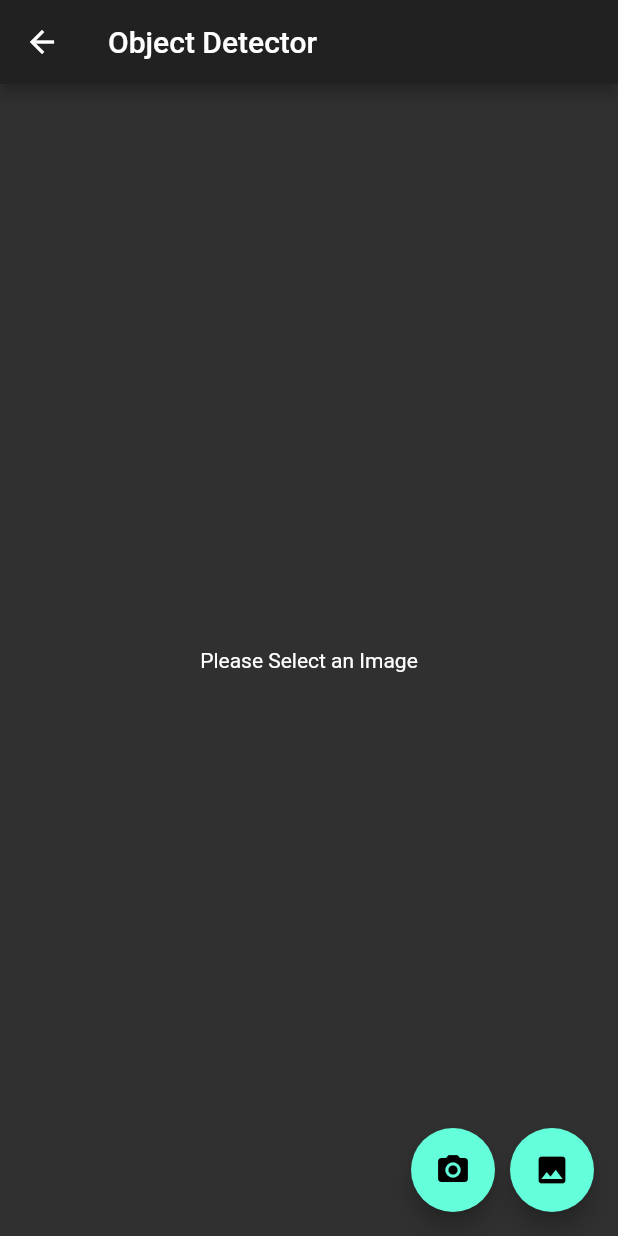
After one commit to AJAYK-01/Blind_Assist, a Flutter app: the screen it shows after launch, after a tap on "Detect in Image", on a phone screen of 412 x 824 dp. The commit adds this screen. Run offline on Flutter 3.47's test engine with Material 2 defaults, Android fonts, the phone set to English and light mode, and no system bars; our stand-ins replace camera, flutter_tts, image_picker; missing offline and left inert: tflite.

Commit message:
object-detection feature with tts added

```diff
--- a/lib/main.dart
+++ b/lib/main.dart
@@ -1,35 +1,87 @@
+import 'package:camera/camera.dart';
 import 'package:flutter/material.dart';
-import 'package:maps_launcher/maps_launcher.dart';
+import 'package:object_detection/realtime/live_camera.dart';
+import 'package:object_detection/static%20image/static.dart';
 
-void main() {
-  runApp(MyApp());
+List<CameraDescription> cameras;
 
-  // MapsLauncher.launchCoordinates(37.4220041, -122.0862462);
+Future<void> main() async {
+  // initialize the cameras when the app starts
+  WidgetsFlutterBinding.ensureInitialized();
+  cameras = await availableCameras();
+  // running the app
+  runApp(
+    MaterialApp(
+      home: MyApp(),
+      debugShowCheckedModeBanner: false,
+      theme: ThemeData.dark(),
+    )
+  );
+}
+class MyApp extends StatefulWidget {
+  @override
+  _MyAppState createState() => _MyAppState();
 }
 
-class MyApp extends StatelessWidget {
+class _MyAppState extends State<MyApp> {
   @override
   Widget build(BuildContext context) {
-    return MaterialApp(
-      title: 'Flutter Demo',
-      theme: ThemeData(
-        primarySwatch: Colors.blue,
+    return Scaffold(
+      appBar: AppBar(
+        title: Text("Object Detector App"),
+        actions: <Widget>[
+          IconButton(
+            icon: Icon(Icons.info),
+            onPressed: aboutDialog,
+          ),
+        ],
       ),
-      home: Scaffold(
-        appBar: AppBar(
-          title: Text('Blind Assist App'),
-        ),
-        body: Center(
-          child: TextButton(
-            child: Text('Google Maps'),
-            onPressed: () {
-              MapsLauncher.launchQuery(
-                  '1600 Amphitheatre Pkwy, Mountain View, CA 94043, USA');
-              debugPrint('Button works');
-            },
+      body: Container(
+        child:Center(
+          child: Column(
+            mainAxisAlignment: MainAxisAlignment.center,
+            children: <Widget>[
+              ButtonTheme(
+                minWidth: 170,
+                child: ElevatedButton(
+                  child: Text("Detect in Image"),
+                  onPressed: () {
+                    Navigator.push(context, MaterialPageRoute(
+                      builder: (context) => StaticImage(),
+                      ),
+                    );
+                  },
+                ),
+              ),
+              ButtonTheme(
+                minWidth: 160,
+                child: ElevatedButton(
+                  child: Text("Real Time Detection"),
+                  onPressed:() {
+                    Navigator.push(context, MaterialPageRoute(
+                      builder: (context) => LiveFeed(cameras),
+                      ),
+                    );
+                  },
+                ),
+              ),
+            ],
           ),
         ),
       ),
     );
   }
+
+  aboutDialog(){
+     showAboutDialog(
+      context: context,
+      applicationName: "Object Detector App",
+      applicationLegalese: "By IEDC Cet",
+      applicationVersion: "1.0",
+      children: <Widget>[
+        Text("www.iedc.cet..ac.in"),
+      ],
+    );
+  }
+
 }
--- /dev/null
+++ b/lib/static image/static.dart
@@ -0,0 +1,188 @@
+import 'dart:io';
+import 'package:flutter/material.dart';
+import 'package:image_picker/image_picker.dart';
+import 'package:tflite/tflite.dart';
+
+class StaticImage extends StatefulWidget {
+
+  @override
+  _StaticImageState createState() => _StaticImageState();
+}
+
+class _StaticImageState extends State<StaticImage> {
+  File _image;
+  List _recognitions;
+  bool _busy;
+  double _imageWidth, _imageHeight;
+
+  final picker = ImagePicker();
+
+  // this function loads the model
+  loadTfModel() async {
+    await Tflite.loadModel(
+      model: "assets/models/ssd_mobilenet.tflite",
+      labels: "assets/models/labels.txt",
+    );
+  }
+
+  // this function detects the objects on the image
+  detectObject(File image) async {
+    var recognitions = await Tflite.detectObjectOnImage(
+      path: image.path,       // required
+      model: "SSDMobileNet",
+      imageMean: 127.5,
+      imageStd: 127.5,
+      threshold: 0.4,       // defaults to 0.1
+      numResultsPerClass: 10,// defaults to 5
+      asynch: true          // defaults to true
+    );
+    FileImage(image)
+        .resolve(ImageConfiguration())
+        .addListener((ImageStreamListener((ImageInfo info, bool _) {
+          setState(() {
+            _imageWidth = info.image.width.toDouble();
+            _imageHeight = info.image.height.toDouble();
+          });
+        })));
+    setState(() {
+      _recognitions = recognitions;
+    });
+  }
+
+  @override
+  void initState() {
+    super.initState();
+    _busy = true;
+    loadTfModel().then((val) {{
+      setState(() {
+        _busy = false;
+      });
+    }});
+  }
+  // display the bounding boxes over the detected objects
+  List<Widget> renderBoxes(Size screen) {
+    if (_recognitions == null) return [];
+    if (_imageWidth == null || _imageHeight == null) return [];
+
+    double factorX = screen.width;
+    double factorY = _imageHeight / _imageHeight * screen.width;
+
+    Color blue = Colors.blue;
+
+    return _recognitions.map((re) {
+      return Container(
+        child: Positioned(
+          left: re["rect"]["x"] * factorX,
+          top: re["rect"]["y"] * factorY,
+          width: re["rect"]["w"] * factorX,
+          height: re["rect"]["h"] * factorY,
+          child: ((re["confidenceInClass"] > 0.50))? Container(
+              decoration: BoxDecoration(
+                border: Border.all(
+                color: blue,
+                width: 3,
+              )
+            ),
+            child: Text(
+              "${re["detectedClass"]} ${(re["confidenceInClass"] * 100).toStringAsFixed(0)}%",
+              style: TextStyle(
+                background: Paint()..color = blue,
+                color: Colors.white,
+                fontSize: 15,
+              ),
+            ),
+          ) : Container()
+        ),
+      );
+    }).toList();
+  }
+
+  @override
+  Widget build(BuildContext context) {
+    Size size = MediaQuery.of(context).size;
+
+    List<Widget> stackChildren = [];
+
+    stackChildren.add(
+      Positioned(
+        // using ternary operator
+        child: _image == null ?
+        Container(
+          child: Column(
+            mainAxisAlignment: MainAxisAlignment.center,
+            children: <Widget>[
+              Text("Please Select an Image"),
+            ],
+          ),
+        )
+      : // if not null then
+        Container(
+          child:Image.file(_image)
+        ),
+      )
+    );
+
+    stackChildren.addAll(renderBoxes(size));
+
+    if (_busy) {
+      stackChildren.add(
+        Center(
+          child: CircularProgressIndicator(),
+        )
+      );
+    }
+
+    return Scaffold(
+      appBar: AppBar(
+        title: Text("Object Detector"),
+      ),
+      floatingActionButton: Row(
+        mainAxisAlignment: MainAxisAlignment.end,
+        children: <Widget>[
+          FloatingActionButton(
+            heroTag: "Fltbtn2",
+            child: Icon(Icons.camera_alt),
+            onPressed: getImageFromCamera,
+          ),
+          SizedBox(width: 10,),
+          FloatingActionButton(
+            heroTag: "Fltbtn1",
+            child: Icon(Icons.photo),
+            onPressed: getImageFromGallery,
+          ),
+        ],
+      ),
+      body: Container(
+        alignment: Alignment.center,
+        child:Stack(
+        children: stackChildren,
+      ),
+      ),
+    );
+  }
+  // gets image from camera and runs detectObject
+  Future getImageFromCamera() async {
+    final pickedFile = await picker.getImage(source: ImageSource.camera);
+
+    setState(() {
+      if(pickedFile != null) {
+        _image = File(pickedFile.path);
+      } else {
+        print("No image Selected");
+      }
+    });
+    detectObject(_image);
+  }
+  // gets image from gallery and runs detectObject
+  Future getImageFromGallery() async {
+    final pickedFile = await picker.getImage(source: ImageSource.gallery);
+    setState(() {
+      if(pickedFile != null) {
+        _image = File(pickedFile.path);
+      } else {
+        print("No image Selected");
+      }
+    });
+    detectObject(_image);
+  }
+}
```
Also changed, not shown: assets/models/labels.txt (added, +91 -0 lines), lib/realtime/bounding_box.dart (added, +79 -0 lines), lib/realtime/camera.dart (added, +94 -0 lines), lib/realtime/live_camera.dart (added, +68 -0 lines), lib/tts.dart (added, +52 -0 lines), pubspec.yaml (+47 -6 lines), pubspec.lock, 68 other files.
